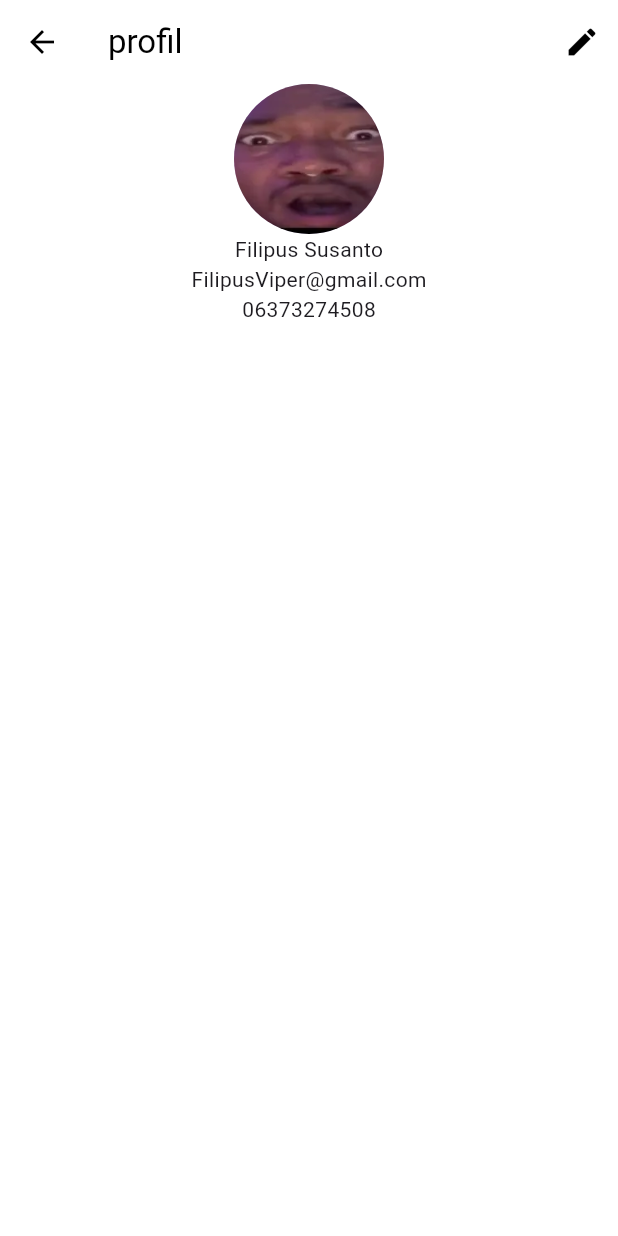
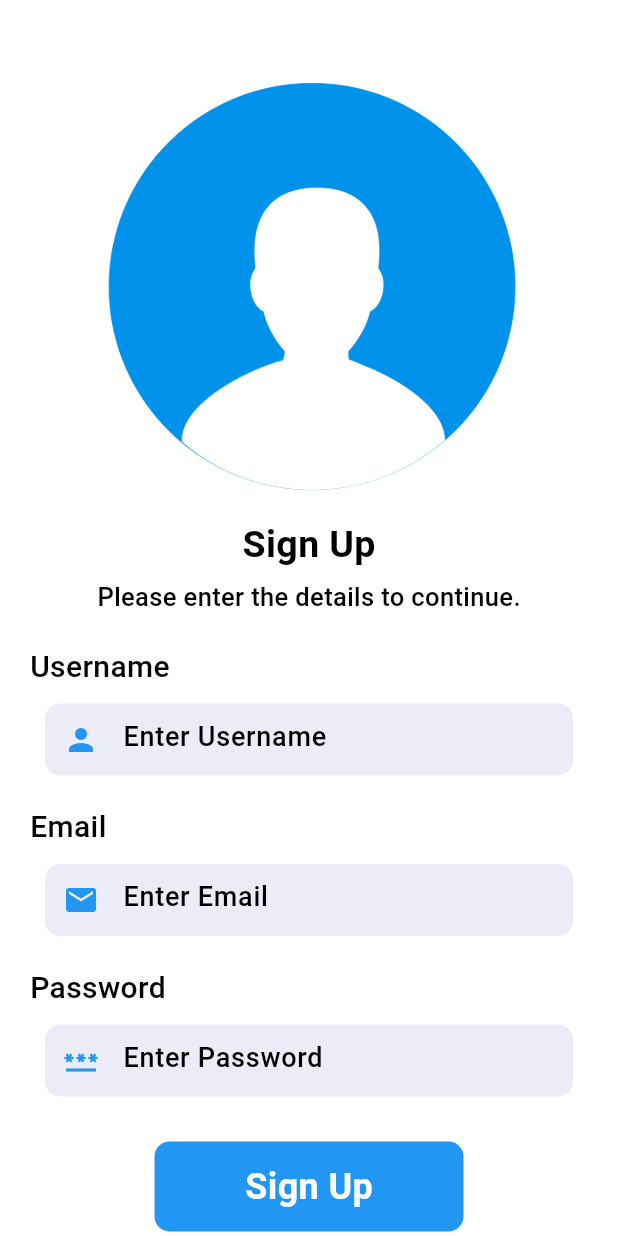
Before and after one commit to Natsoons/MobProgUAS, a Flutter app: the screen it shows after launch, on a phone screen of 412 x 824 dp. Run offline on Flutter 3.47's test engine with Material 3 defaults, Android fonts, the light colour scheme and no system bars.

Commit message:
add signup, widget, and fix main.dart

```diff
--- a/lib/main.dart
+++ b/lib/main.dart
@@ -1,5 +1,5 @@
 import 'package:flutter/material.dart';
-import 'package:mobprog_uas/pages/profile.dart';
+import 'package:mobprog_uas/pages/signup.dart';
 
 void main() {
   runApp(const MyApp());
@@ -13,10 +13,11 @@ class MyApp extends StatelessWidget {
   Widget build(BuildContext context) {
     return MaterialApp(
       title: 'Flutter Demo',
+      debugShowCheckedModeBanner: false,
       theme: ThemeData(
         colorScheme: ColorScheme.fromSeed(seedColor: Colors.deepPurple),
       ),
-      home: Profile(),
+      home: SignUp(),
     );
   }
 }
--- /dev/null
+++ b/lib/pages/signup.dart
@@ -0,0 +1,119 @@
+import 'package:flutter/material.dart';
+import 'package:mobprog_uas/main.dart';
+import 'package:mobprog_uas/services/widget_support.dart';
+
+class SignUp extends StatefulWidget {
+  const SignUp({super.key});
+
+  @override
+  State<SignUp> createState() => _SignUpState();
+}
+
+class _SignUpState extends State<SignUp> {
+  @override
+  Widget build(BuildContext context) {
+    return Scaffold(
+      backgroundColor: Colors.white,
+      body: Container(
+        margin: EdgeInsets.only(top: 40.0),
+        child: Column(
+          crossAxisAlignment: CrossAxisAlignment.start,
+          children: [
+            Center(
+              child: Image.asset(
+                "images/signup.png",
+                height: 300,
+                width:300,
+                fit: BoxFit.cover,
+              ),
+            ),
+            SizedBox(height: 5.0,),
+            Center(child: Text("Sign Up", style: AppWidget.headlinetextstyle(25.0),)),
+            SizedBox(height: 5.0,),
+            Center(
+              child: Text(
+                "Please enter the details to continue.",
+                style: AppWidget.normaltextstyle(17.0),
+              ),
+            ),
+            SizedBox(height: 20.0,),
+              Padding(
+              padding: const EdgeInsets.only(left: 20.0),
+              child: Text("Username", style: AppWidget.normaltextstyle(20.0),),
+            ),
+            SizedBox(height: 10.0,),
+            Container(
+              margin: EdgeInsets.only(left: 30.0, right: 30.0),
+              decoration: BoxDecoration(color: Color(0xFFececf8), borderRadius: BorderRadius.circular(10.0)),
+              child: TextField(
+                decoration: InputDecoration(
+                  border: InputBorder.none,
+                  prefixIcon: Icon(Icons.person, color: Colors.blue),
+                  hintText: "Enter Username",
+                  hintStyle: AppWidget.normaltextstyle(18.0)
+                ),
+              ),
+            ),
+            SizedBox(height: 20.0,),
+              Padding(
+              padding: const EdgeInsets.only(left: 20.0),
+              child: Text("Email", style: AppWidget.normaltextstyle(20.0),),
+            ),
+            SizedBox(height: 10.0,),
+            Container(
+              margin: EdgeInsets.only(left: 30.0, right: 30.0),
+              decoration: BoxDecoration(color: Color(0xFFececf8), borderRadius: BorderRadius.circular(10.0)),
+              child: TextField(
+                decoration: InputDecoration(
+                  border: InputBorder.none,
+                  prefixIcon: Icon(Icons.mail, color: Colors.blue),
+                  hintText: "Enter Email",
+                  hintStyle: AppWidget.normaltextstyle(18.0)
+                ),
+              ),
+            ),
+            SizedBox(height: 20.0,),
+              Padding(
+              padding: const EdgeInsets.only(left: 20.0),
+              child: Text("Password", style: AppWidget.normaltextstyle(20.0),),
+            ),
+            SizedBox(height: 10.0,),
+            Container(
+              margin: EdgeInsets.only(left: 30.0, right: 30.0),
+              decoration: BoxDecoration(color: Color(0xFFececf8), borderRadius: BorderRadius.circular(10.0)),
+              child: TextField(
+                decoration: InputDecoration(
+                  border: InputBorder.none,
+                  prefixIcon: Icon(Icons.password, color: Colors.blue),
+                  hintText: "Enter Password",
+                  hintStyle: AppWidget.normaltextstyle(18.0)
+                ),
+              ),
+            ),
+            SizedBox(height: 30.0,),
+            Center(
+              child: Container(
+                height:  60,
+                decoration: BoxDecoration(color: Colors.blue, borderRadius: BorderRadius.circular(10)),
+                width: MediaQuery.of(context).size.width/2,
+                child: Center(child: Text("Sign Up", style: TextStyle(color: Colors.white, fontSize: 24.0, fontWeight: FontWeight.bold),)),
+              ),
+            ),
+            SizedBox(height: 10.0,),
+            Row(
+              mainAxisAlignment: MainAxisAlignment.center,
+              children: [
+              Text("Already have an account? ", style: AppWidget.normaltextstyle(18.0),),
+              GestureDetector(
+                onTap: (){
+                  Navigator.push(context, MaterialPageRoute(builder:(context)=> MyApp()));
+                },
+                child: Text("Login", style: AppWidget.headlinetextstyle(20.0),)),
+            ])
+
+          ],
+        ),
+      ),
+    );
+  }
+}
--- /dev/null
+++ b/lib/services/widget_support.dart
@@ -0,0 +1,26 @@
+import 'package:flutter/material.dart';
+import 'package:flutter/widgets.dart';
+
+class AppWidget {
+  static TextStyle whitetextstyle(double size){
+    return TextStyle(
+      color: Colors.white,
+      fontSize: size,
+      fontWeight: FontWeight.w500
+    );
+  }
+  static TextStyle headlinetextstyle(double size){
+    return TextStyle(
+      color: Colors.black,
+      fontSize: size,
+      fontWeight: FontWeight.bold,
+    );
+  }
+  static TextStyle normaltextstyle(double size){
+    return TextStyle(
+      color: Colors.black,
+      fontSize: size,
+      fontWeight: FontWeight.w500,
+    );
+  }
+}
--- a/pubspec.yaml
+++ b/pubspec.yaml
@@ -59,6 +59,7 @@ flutter:
 
   assets:
     - assets/
+    - images/
 
   # To add assets to your application, add an assets section, like this:
   # assets:
```
Also changed, not shown: images/signup.png (added).
